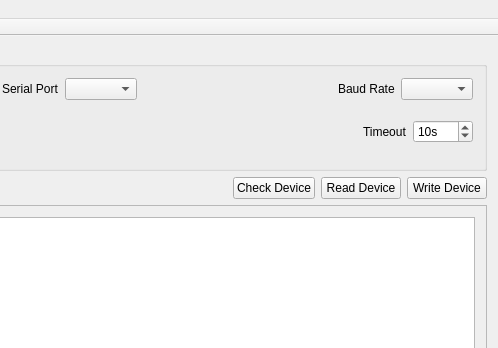
Old version of the form guiMainWindow.ui in the repository Keith969/8755prg; both pictures show x 218 to 716 and y 0 to 348 of the 716 by 557 pixel window.
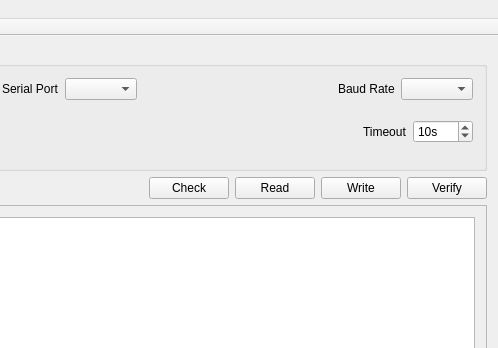
New version of the form.

```diff
--- a/guiMainWindow.ui
+++ b/guiMainWindow.ui
@@ -194,21 +194,28 @@
         <item>
          <widget class="QPushButton" name="checkButton">
           <property name="text">
-           <string>Check Device</string>
+           <string>Check</string>
           </property>
          </widget>
         </item>
         <item>
          <widget class="QPushButton" name="readButton">
           <property name="text">
-           <string>Read Device</string>
+           <string>Read</string>
           </property>
          </widget>
         </item>
         <item>
          <widget class="QPushButton" name="writeButton">
           <property name="text">
-           <string>Write Device</string>
+           <string>Write</string>
+          </property>
+         </widget>
+        </item>
+        <item>
+         <widget class="QPushButton" name="verifyButton">
+          <property name="text">
+           <string>Verify</string>
           </property>
          </widget>
         </item>
```
